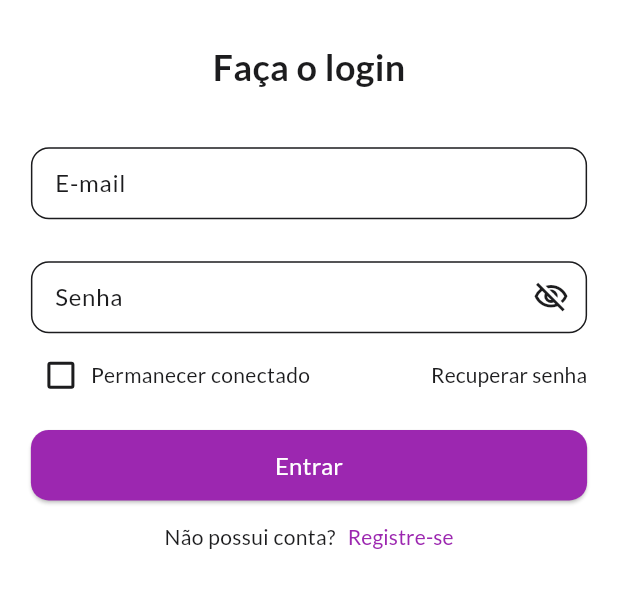
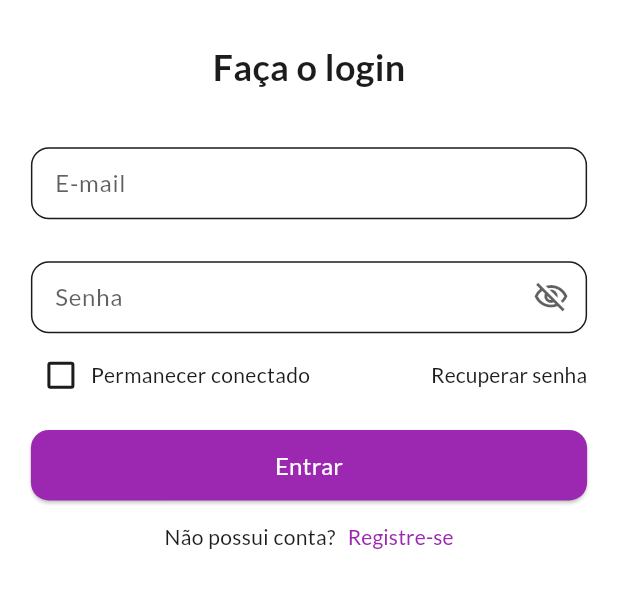
Before and after one commit to felipesl-lopes/app-flutter-shop, a Flutter app: the screen it shows after launch, on a phone screen of 412 x 824 dp, the part 337-945 px from its top. Run offline on Flutter 3.47's test engine with Material 3 defaults, Android fonts, the phone set to English and light mode, and no system bars; our stand-ins replace another_flushbar, connectivity_plus, flutter_dotenv, flutter_secure_storage, get_it, result_dart and 1 more; missing offline and left inert: result_command; accounts and stored records are empty.

Commit message:
ajustando hintStyle e labelStyle

```diff
--- a/lib/modules/auth/Widgets/auth_form.dart
+++ b/lib/modules/auth/Widgets/auth_form.dart
@@ -159,7 +159,10 @@ class _AuthFormState extends State<AuthForm> {
                 fillColor: colorScheme.surface,
                 filled: true,
                 labelText: 'Senha',
-                labelStyle: TextStyle(color: colorScheme.onSurfaceVariant),
+                labelStyle: TextStyle(
+                    color: colorScheme.onSurfaceVariant.withOpacity(0.7)),
+                hintStyle: TextStyle(
+                    color: colorScheme.onSurfaceVariant.withOpacity(0.7)),
                 contentPadding:
                     EdgeInsets.symmetric(horizontal: 12, vertical: 8),
                 border:
@@ -177,7 +180,7 @@ class _AuthFormState extends State<AuthForm> {
                     _isSecury
                         ? Icons.visibility_off_outlined
                         : Icons.visibility_outlined,
-                    color: colorScheme.onSurfaceVariant,
+                    color: colorScheme.onSurfaceVariant.withOpacity(0.7),
                   ),
                   onPressed: () {
                     setState(() => _isSecury = !_isSecury);
--- a/lib/modules/home/Pages/home_page.dart
+++ b/lib/modules/home/Pages/home_page.dart
@@ -99,6 +99,9 @@ class _HomePageState extends State<HomePage> {
             fillColor: Theme.of(context).colorScheme.surface,
             filled: true,
             hintText: "Buscar produto",
+            hintStyle: TextStyle(
+              color: Theme.of(context).colorScheme.onSurface.withOpacity(0.7),
+            ),
             border: OutlineInputBorder(
               borderRadius: BorderRadius.circular(4),
             ),
--- a/lib/shared/Widgets/input_decoration.dart
+++ b/lib/shared/Widgets/input_decoration.dart
@@ -13,8 +13,8 @@ InputDecoration getInputDecoration(
     filled: true,
     hintText: activityHint == true ? label : null,
     labelText: activityLabel == true ? label : null,
-    labelStyle: TextStyle(color: colorScheme.onSurfaceVariant),
-    hintStyle: TextStyle(color: colorScheme.onSurfaceVariant),
+    labelStyle: TextStyle(color: colorScheme.onSurfaceVariant.withOpacity(0.7)),
+    hintStyle: TextStyle(color: colorScheme.onSurfaceVariant.withOpacity(0.7)),
     contentPadding: EdgeInsets.symmetric(horizontal: 12, vertical: 8),
     border: OutlineInputBorder(borderRadius: BorderRadius.circular(12)),
     focusedBorder: OutlineInputBorder(
```
